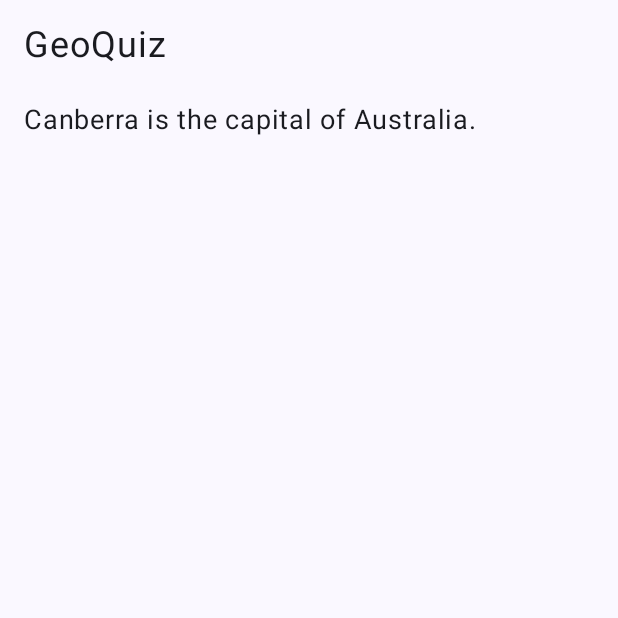
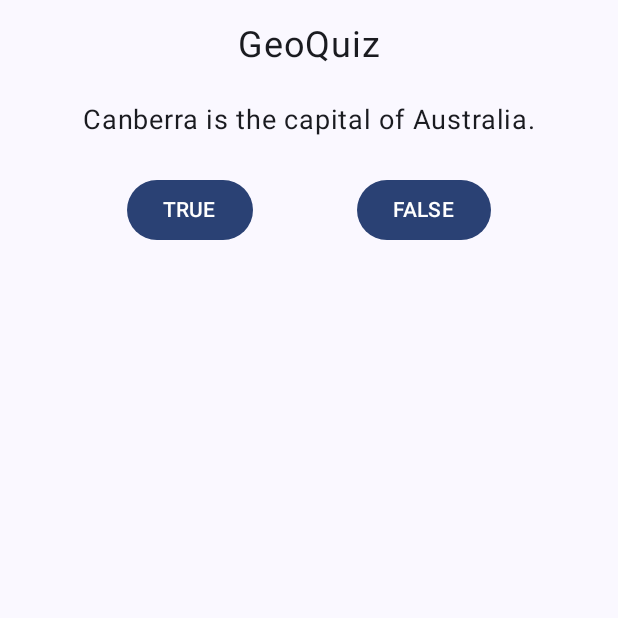
Before and after one commit to hila02238-cpu/GeoQuiz, an Android app built with Jetpack Compose: the composable QuizScreen shown on its own in the app's theme, on a phone screen of 412 x 824 dp, the top half of it. Run offline under Robolectric (Android 15) with nearby library versions, the phone set to English and light mode, and no system bars.

Commit message:
add true/false buttons and state to switch

```diff
--- a/app/src/main/java/com/example/geoquiz/MainActivity.kt
+++ b/app/src/main/java/com/example/geoquiz/MainActivity.kt
@@ -1,17 +1,16 @@
 package com.example.geoquiz
 
-import androidx.compose.foundation.layout.Column
-import androidx.compose.foundation.layout.padding
+import androidx.compose.foundation.layout.*
+import androidx.compose.material3.Button
 import androidx.compose.material3.Text
-import androidx.compose.runtime.Composable
+import androidx.compose.runtime.*
+import androidx.compose.ui.Alignment
 import androidx.compose.ui.Modifier
 import androidx.compose.ui.tooling.preview.Preview
 import androidx.compose.ui.unit.dp
 import androidx.compose.ui.unit.sp
 
-
 data class Question(val text: String, val answer: Boolean)
-
 
 val questionList = listOf(
     Question("Canberra is the capital of Australia.", true),
@@ -22,20 +21,46 @@ val questionList = listOf(
     Question("Lake Baikal is the world's oldest and deepest freshwater lake.", true)
 )
 
-
 @Composable
 fun QuizScreen() {
-    val currentQuestionIndex = 0
-    val currentQuestion = questionList[currentQuestionIndex]
+    var currentQuestionIndex by remember { mutableStateOf(0) }
 
-    Column(modifier = Modifier.padding(16.dp)) {
+
+    val isQuizFinished = currentQuestionIndex >= questionList.size
+
+    Column(
+        modifier = Modifier.padding(16.dp),
+        horizontalAlignment = Alignment.CenterHorizontally
+    ) {
         Text(text = "GeoQuiz", fontSize = 24.sp, modifier = Modifier.padding(bottom = 24.dp))
-        Text(text = currentQuestion.text, fontSize = 18.sp)
+
+        if (!isQuizFinished) {
+            val currentQuestion = questionList[currentQuestionIndex]
+            Text(text = currentQuestion.text, fontSize = 18.sp, modifier = Modifier.padding(bottom = 24.dp))
+
+            Row(
+                modifier = Modifier.fillMaxWidth(),
+                horizontalArrangement = Arrangement.SpaceEvenly
+            ) {
+                Button(onClick = {
+                    currentQuestionIndex++
+                }) {
+                    Text("TRUE")
+                }
+                Button(onClick = {
+                    currentQuestionIndex++
+                }) {
+                    Text("FALSE")
+                }
+            }
+        } else {
+            Text("Викторина завершена!", fontSize = 20.sp)
+        }
     }
 }
 
-@Preview(showBackground = true, name = "Шаг 1: Каркас")
+@Preview(showBackground = true, name = "Шаг 2: Кнопки")
 @Composable
-fun PreviewStep1() {
+fun PreviewStep2() {
     QuizScreen()
 }
```
